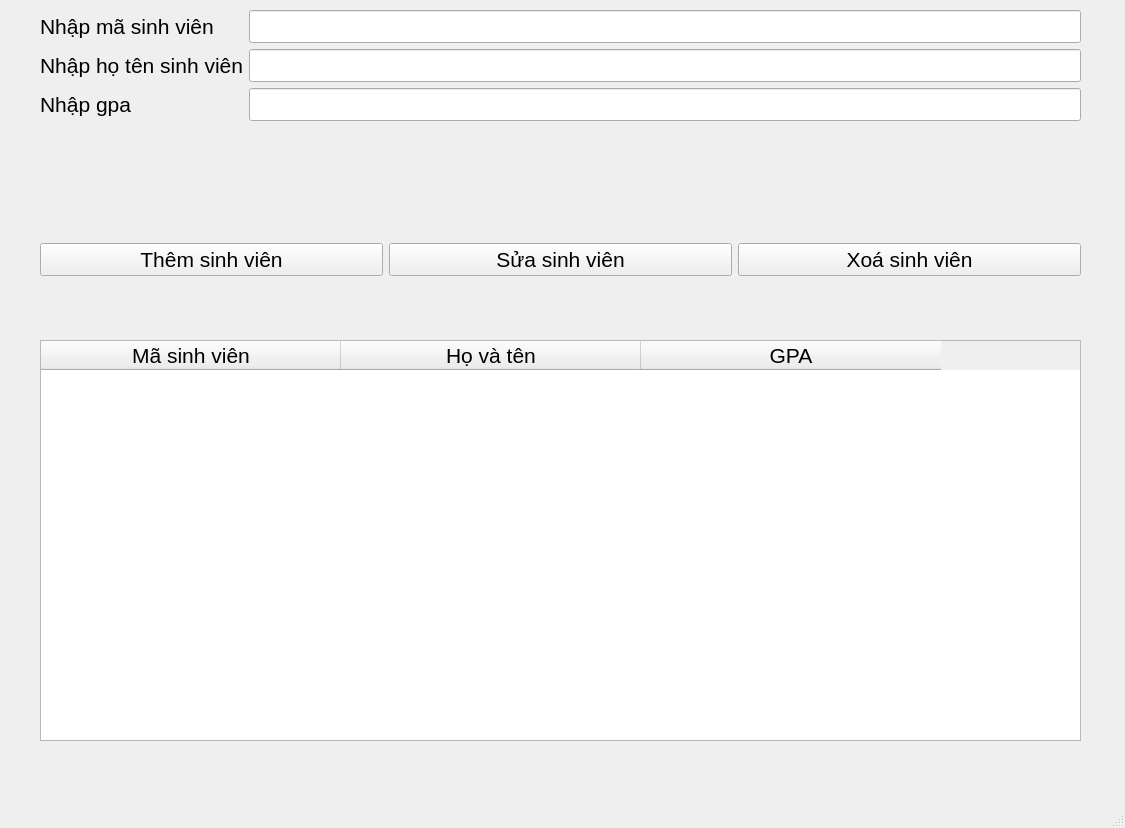
huyvii/student-management-pyqt5, file qlsv.ui: the form before one commit.
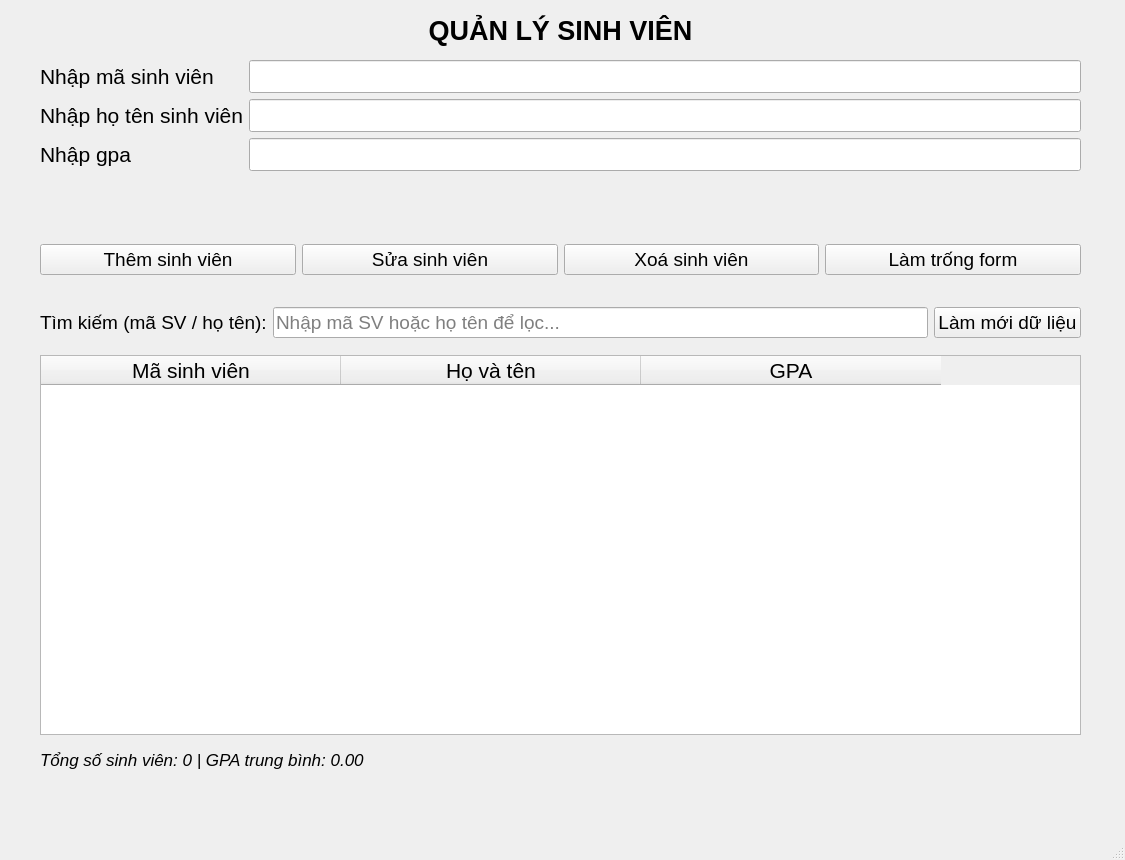
The form after the commit.

Commit message: Update student management app

```diff
--- a/qlsv.ui
+++ b/qlsv.ui
@@ -7,19 +7,43 @@
     <x>0</x>
     <y>0</y>
     <width>1125</width>
-    <height>828</height>
+    <height>860</height>
    </rect>
   </property>
   <property name="windowTitle">
    <string>MainWindow</string>
   </property>
   <widget class="QWidget" name="centralwidget">
-   <widget class="QWidget" name="formLayoutWidget">
+
+   <widget class="QLabel" name="titleLabel">
     <property name="geometry">
      <rect>
       <x>40</x>
       <y>10</y>
       <width>1041</width>
+      <height>40</height>
+     </rect>
+    </property>
+    <property name="font">
+     <font>
+      <pointsize>20</pointsize>
+      <bold>true</bold>
+     </font>
+    </property>
+    <property name="alignment">
+     <set>Qt::AlignCenter</set>
+    </property>
+    <property name="text">
+     <string>QUẢN LÝ SINH VIÊN</string>
+    </property>
+   </widget>
+
+   <widget class="QWidget" name="formLayoutWidget">
+    <property name="geometry">
+     <rect>
+      <x>40</x>
+      <y>60</y>
+      <width>1041</width>
       <height>161</height>
      </rect>
     </property>
@@ -93,9 +117,9 @@
     <property name="geometry">
      <rect>
       <x>40</x>
-      <y>220</y>
+      <y>230</y>
       <width>1041</width>
-      <height>80</height>
+      <height>60</height>
      </rect>
     </property>
     <layout class="QHBoxLayout" name="horizontalLayout">
@@ -103,7 +127,7 @@
       <widget class="QPushButton" name="addButton">
        <property name="font">
         <font>
-         <pointsize>16</pointsize>
+         <pointsize>14</pointsize>
         </font>
        </property>
        <property name="text">
@@ -115,7 +139,7 @@
       <widget class="QPushButton" name="updateButton">
        <property name="font">
         <font>
-         <pointsize>16</pointsize>
+         <pointsize>14</pointsize>
         </font>
        </property>
        <property name="text">
@@ -127,7 +151,7 @@
       <widget class="QPushButton" name="deleteButton">
        <property name="font">
         <font>
-         <pointsize>16</pointsize>
+         <pointsize>14</pointsize>
         </font>
        </property>
        <property name="text">
@@ -135,17 +159,91 @@
        </property>
       </widget>
      </item>
+     <item>
+      <widget class="QPushButton" name="clearButton">
+       <property name="font">
+        <font>
+         <pointsize>14</pointsize>
+        </font>
+       </property>
+       <property name="text">
+        <string>Làm trống form</string>
+       </property>
+      </widget>
+     </item>
     </layout>
    </widget>
+
+   <widget class="QWidget" name="searchLayoutWidget">
+    <property name="geometry">
+     <rect>
+      <x>40</x>
+      <y>300</y>
+      <width>1041</width>
+      <height>45</height>
+     </rect>
+    </property>
+    <layout class="QHBoxLayout" name="searchLayout">
+     <item>
+      <widget class="QLabel" name="searchLabel">
+       <property name="font">
+        <font>
+         <pointsize>14</pointsize>
+        </font>
+       </property>
+       <property name="text">
+        <string>Tìm kiếm (mã SV / họ tên):</string>
+       </property>
+      </widget>
+     </item>
+     <item>
+      <widget class="QLineEdit" name="searchEdit">
+       <property name="font">
+        <font>
+         <pointsize>14</pointsize>
+        </font>
+       </property>
+       <property name="placeholderText">
+        <string>Nhập mã SV hoặc họ tên để lọc...</string>
+       </property>
+      </widget>
+     </item>
+     <item>
+      <widget class="QPushButton" name="refreshButton">
+       <property name="font">
+        <font>
+         <pointsize>14</pointsize>
+        </font>
+       </property>
+       <property name="text">
+        <string>Làm mới dữ liệu</string>
+       </property>
+      </widget>
+     </item>
+    </layout>
+   </widget>
+
    <widget class="QTableWidget" name="studentListView">
     <property name="geometry">
      <rect>
       <x>40</x>
-      <y>340</y>
+      <y>355</y>
       <width>1041</width>
-      <height>401</height>
+      <height>380</height>
      </rect>
     </property>
+    <property name="sortingEnabled">
+     <bool>true</bool>
+    </property>
+    <property name="alternatingRowColors">
+     <bool>true</bool>
+    </property>
+    <property name="editTriggers">
+     <enum>QAbstractItemView::NoEditTriggers</enum>
+    </property>
+    <property name="selectionBehavior">
+     <enum>QAbstractItemView::SelectRows</enum>
+    </property>
     <attribute name="horizontalHeaderDefaultSectionSize">
      <number>300</number>
     </attribute>
@@ -180,6 +278,27 @@
      </property>
     </column>
    </widget>
+
+   <widget class="QLabel" name="statsLabel">
+    <property name="geometry">
+     <rect>
+      <x>40</x>
+      <y>745</y>
+      <width>1041</width>
+      <height>30</height>
+     </rect>
+    </property>
+    <property name="font">
+     <font>
+      <pointsize>13</pointsize>
+      <italic>true</italic>
+     </font>
+    </property>
+    <property name="text">
+     <string>Tổng số sinh viên: 0 | GPA trung bình: 0.00</string>
+    </property>
+   </widget>
+
   </widget>
   <widget class="QMenuBar" name="menubar">
    <property name="geometry">
```
Left out of the diff: 3 changed lines with no effect on the pictures. The commit also changes 1 other file.
